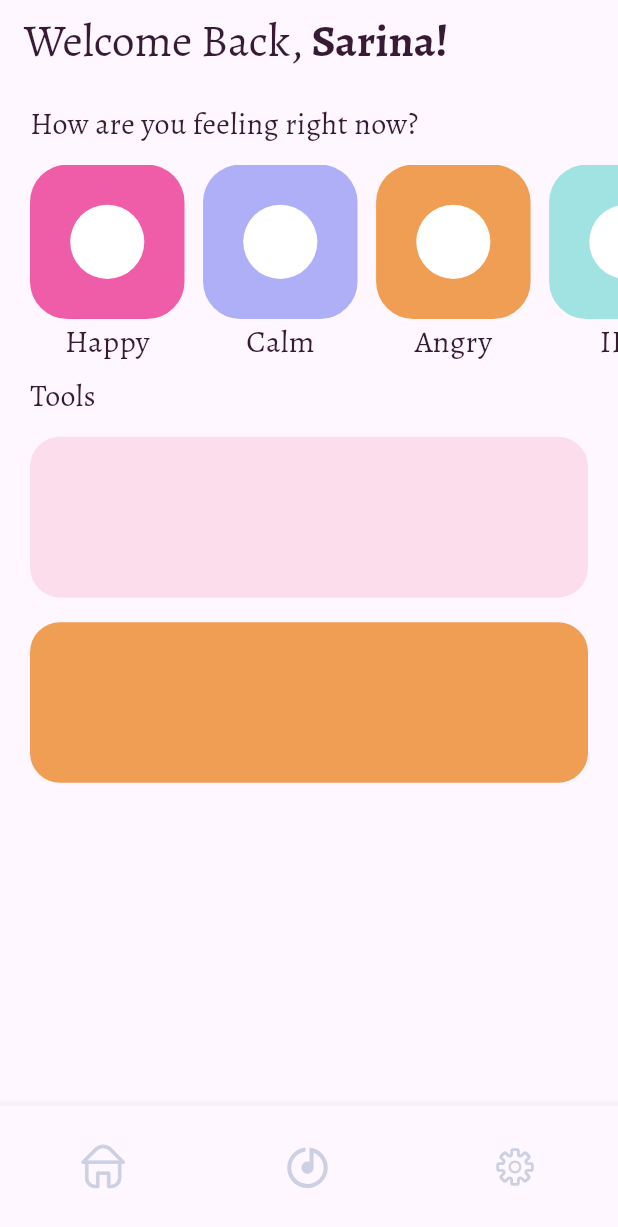
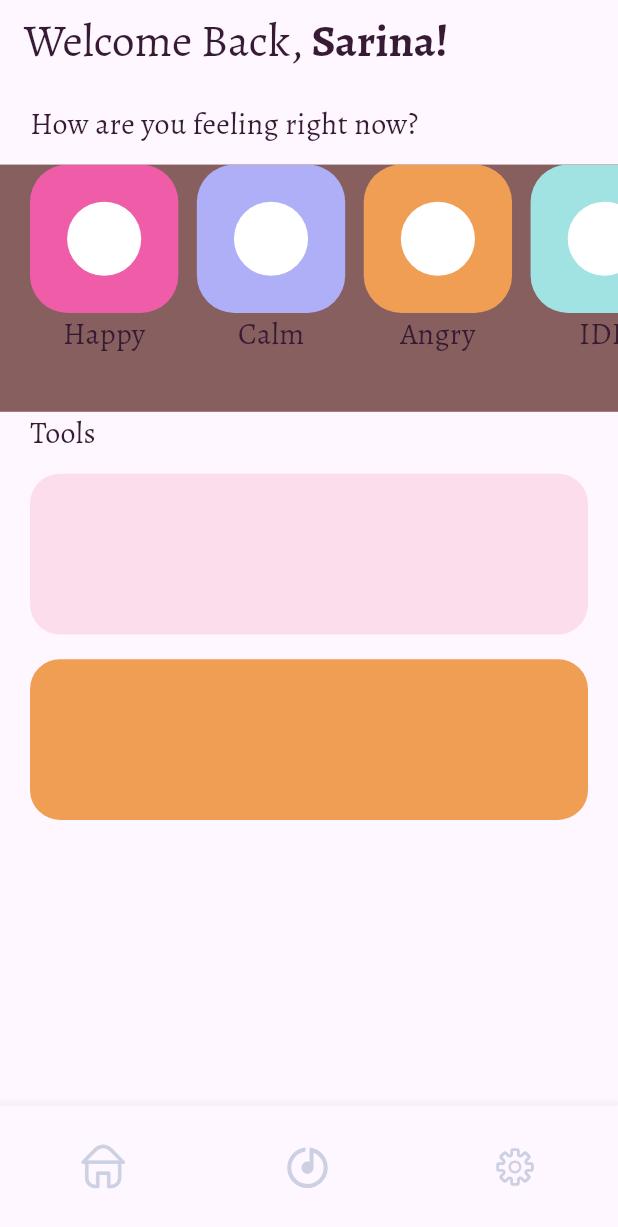
Before and after one commit to rohan-chidurala/Autismic, a Flutter app: the screen it shows after launch, on a phone screen of 412 x 824 dp. Shown: the top 1227 px of the screen. Run offline on Flutter 3.47's test engine with Material 3 defaults, Android fonts, the light colour scheme and no system bars; our stand-ins replace flutter_svg.

Commit message:
scaling 2

```diff
--- a/autismic/lib/pages/home.dart
+++ b/autismic/lib/pages/home.dart
@@ -74,8 +74,8 @@ class HomePage extends StatelessWidget {
             height: 0.015 * deviceHeight,
           ),
           Container(
-            height: 0.17 * deviceHeight,
-            //color: Color.fromARGB(255, 135, 95, 95),
+            height: 0.2 * deviceHeight,
+            color: Color.fromARGB(255, 135, 95, 95),
             child: ListView.separated(
               itemCount: categories.length,
               padding: EdgeInsets.only(left: 20, right: 20),
@@ -108,7 +108,7 @@ class HomePage extends StatelessWidget {
             mainAxisAlignment: MainAxisAlignment.center,
             children: [
               Container(
-                height: 0.33 * deviceHeight,
+                height: 0.4 * deviceHeight,
                 width: double.infinity,
                 child: ListView.separated(
                   padding: EdgeInsets.only(left: 20, right: 20),
@@ -150,12 +150,13 @@ class HomePage extends StatelessWidget {
   }
 
   Widget? currentFeeling(context, index) {
-    final double deviceWidth = MediaQuery.of(context).size.width;
-    final double deviceHeight = MediaQuery.of(context).size.width;
+    final double contextWidth = MediaQuery.of(context).size.width;
+    final double contextHeight = MediaQuery.of(context).size.height;
     return Column(children: [
+
       Container(
-        width: 0.25 * deviceWidth,
-        height: 0.25 * deviceWidth,
+        width: 0.12*contextHeight,
+        height: 0.12 * contextHeight,
         decoration: BoxDecoration(
             color: categories[index].boxColor,
             borderRadius: BorderRadius.circular(25)),
@@ -163,8 +164,8 @@ class HomePage extends StatelessWidget {
           mainAxisAlignment: MainAxisAlignment.center,
           children: [
             Container(
-              width: 0.12 * deviceWidth,
-              height: 0.12 * deviceWidth,
+              width: 0.06 * contextHeight,
+              height: 0.06 * contextHeight,
               decoration:
                   BoxDecoration(color: Colors.white, shape: BoxShape.circle),
               child: Padding(
@@ -179,10 +180,11 @@ class HomePage extends StatelessWidget {
         height: 0,
       ),
       Container(
+
           child: Text(
         categories[index].name,
         style: TextStyle(
-            fontFamily: 'Alegreya', fontSize: 0.05 * deviceHeight, color: Color(0xff371B34)),
+            fontFamily: 'Alegreya', fontSize: 20, color: Color(0xff371B34)),
       ))
     ]);
   }
```
